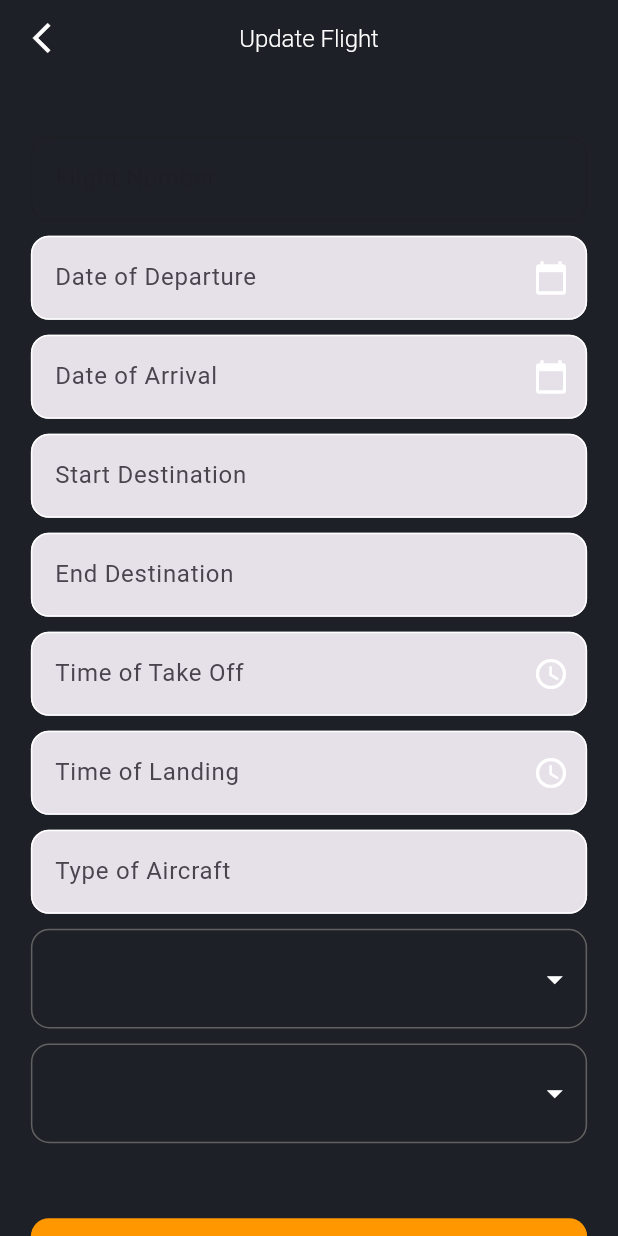
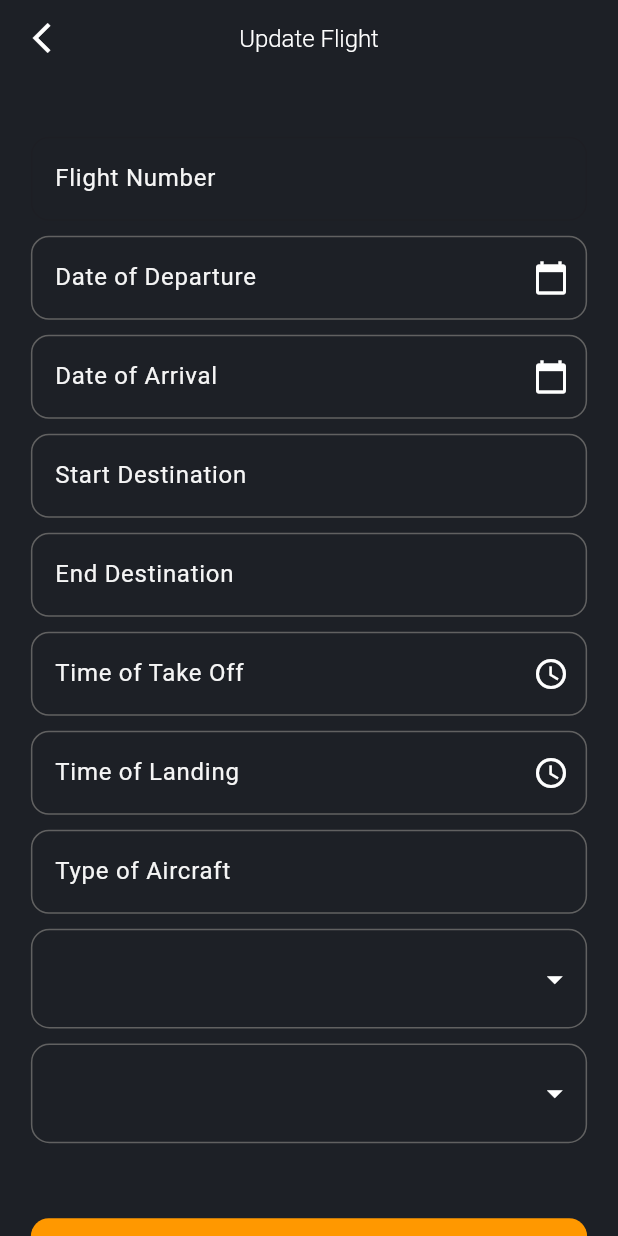
Before and after one commit to janfelber/SkyJournal, a Flutter app: the UpadateFlight screen opened directly with empty values, on a phone screen of 412 x 824 dp. Run offline on Flutter 3.47's test engine with Material 3 defaults, Android fonts, the phone set to English and light mode, and no system bars; our stand-ins replace cloud_firestore, csv, firebase_auth, firebase_core, firebase_messaging, flutter_svg and 11 more; missing offline and left inert: geodesy, maps_curved_line; accounts and stored records are empty; project files that could hold a hidden picture were left out.

Commit message:
update flight page
textfields in update flight page is now fixed

```diff
--- a/sky_journal/lib/module/flight_module/components/utils/sreach_flights.dart
+++ /dev/null
@@ -1,5 +0,0 @@
-void searchFunction(String query) {
-  // Sem pridajte kód na vykonanie vyhľadávania
-  // Môžete použiť hodnotu `query` pre vyhľadávací vstup
-  print("Vyhľadávanie: $query");
-}
--- a/sky_journal/lib/module/flight_module/flights_page.dart
+++ b/sky_journal/lib/module/flight_module/flights_page.dart
@@ -1,10 +1,8 @@
 // ignore_for_file: prefer_const_constructors, prefer_const_literals_to_create_immutables, unnecessary_brace_in_string_interps, prefer_final_fields
 
 import 'package:cloud_firestore/cloud_firestore.dart';
-import 'package:csv/csv.dart';
 import 'package:firebase_auth/firebase_auth.dart';
 import 'package:flutter/material.dart';
-import 'package:flutter/services.dart';
 import 'package:intl/intl.dart';
 import 'package:sky_journal/global_widgets/my_list_tile.dart';
 import 'package:sky_journal/components/push_to_new_page.dart';
--- a/sky_journal/lib/module/flight_module/updateflight_page.dart
+++ b/sky_journal/lib/module/flight_module/updateflight_page.dart
@@ -269,6 +269,14 @@ class _UpadateFlightState extends State<UpadateFlight> {
                   controller: _flightNumberController,
                   obscureText: false,
                   enabled: false,
+                  textStyle: TextStyle(color: Colors.white, fontSize: 16.0),
+                  hintTextStyle: TextStyle(
+                      color: Colors.grey[100],
+                      fontSize: 16.0,
+                      fontWeight: FontWeight.normal),
+                  backgroundColor: Colors.transparent,
+                  enabledBorderColor: Colors.grey[700],
+                  focusedBorderColor: Colors.grey[700],
                 ),
                 SizedBox(
                   height: 10.0,
@@ -279,6 +287,14 @@ class _UpadateFlightState extends State<UpadateFlight> {
                   obscureText: false,
                   enabled: true,
                   readOnly: true,
+                  textStyle: TextStyle(color: Colors.white, fontSize: 16.0),
+                  hintTextStyle: TextStyle(
+                      color: Colors.grey[100],
+                      fontSize: 16.0,
+                      fontWeight: FontWeight.normal),
+                  backgroundColor: Colors.transparent,
+                  enabledBorderColor: Colors.grey[700],
+                  focusedBorderColor: Colors.grey[700],
                   icon: Icon(Icons.calendar_today, color: Colors.white),
                   onPressed: () {
                     showDialog(
@@ -306,6 +322,14 @@ class _UpadateFlightState extends State<UpadateFlight> {
                   enabled: true,
                   readOnly: true,
                   controller: _endDateController,
+                  textStyle: TextStyle(color: Colors.white, fontSize: 16.0),
+                  hintTextStyle: TextStyle(
+                      color: Colors.grey[100],
+                      fontSize: 16.0,
+                      fontWeight: FontWeight.normal),
+                  backgroundColor: Colors.transparent,
+                  enabledBorderColor: Colors.grey[700],
+                  focusedBorderColor: Colors.grey[700],
                   icon: Icon(Icons.calendar_today, color: Colors.white),
                   onPressed: () {
                     showDialog(
@@ -331,7 +355,16 @@ class _UpadateFlightState extends State<UpadateFlight> {
                   hintText: 'Start Destination',
                   obscureText: false,
                   enabled: true,
-                    controller: _startDestinationController),
+                  controller: _startDestinationController,
+                  textStyle: TextStyle(color: Colors.white, fontSize: 16.0),
+                  hintTextStyle: TextStyle(
+                      color: Colors.grey[100],
+                      fontSize: 16.0,
+                      fontWeight: FontWeight.normal),
+                  backgroundColor: Colors.transparent,
+                  enabledBorderColor: Colors.grey[700],
+                  focusedBorderColor: Colors.grey[700],
+                ),
                 SizedBox(
                   height: 10.0,
                 ),
@@ -339,7 +372,16 @@ class _UpadateFlightState extends State<UpadateFlight> {
                   hintText: 'End Destination',
                   obscureText: false,
                   enabled: true,
-                    controller: _endDestinationController),
+                  controller: _endDestinationController,
+                  textStyle: TextStyle(color: Colors.white, fontSize: 16.0),
+                  hintTextStyle: TextStyle(
+                      color: Colors.grey[100],
+                      fontSize: 16.0,
+                      fontWeight: FontWeight.normal),
+                  backgroundColor: Colors.transparent,
+                  enabledBorderColor: Colors.grey[700],
+                  focusedBorderColor: Colors.grey[700],
+                ),
                 SizedBox(
                   height: 10.0,
                 ),
@@ -348,6 +390,14 @@ class _UpadateFlightState extends State<UpadateFlight> {
                   obscureText: false,
                   enabled: true,
                   readOnly: true,
+                  textStyle: TextStyle(color: Colors.white, fontSize: 16.0),
+                  hintTextStyle: TextStyle(
+                      color: Colors.grey[100],
+                      fontSize: 16.0,
+                      fontWeight: FontWeight.normal),
+                  backgroundColor: Colors.transparent,
+                  enabledBorderColor: Colors.grey[700],
+                  focusedBorderColor: Colors.grey[700],
                   controller: _timeOfTakeOffController,
                   icon: Icon(Icons.access_time, color: Colors.white),
                   onPressed: () {
@@ -372,6 +422,14 @@ class _UpadateFlightState extends State<UpadateFlight> {
                   enabled: true,
                   readOnly: true,
                   controller: _timeOfLandingController,
+                  textStyle: TextStyle(color: Colors.white, fontSize: 16.0),
+                  hintTextStyle: TextStyle(
+                      color: Colors.grey[100],
+                      fontSize: 16.0,
+                      fontWeight: FontWeight.normal),
+                  backgroundColor: Colors.transparent,
+                  enabledBorderColor: Colors.grey[700],
+                  focusedBorderColor: Colors.grey[700],
                   icon: Icon(Icons.access_time, color: Colors.white),
                   onPressed: () {
                     showDialog(
@@ -395,6 +453,14 @@ class _UpadateFlightState extends State<UpadateFlight> {
                     hintText: 'Type of Aircraft',
                     obscureText: false,
                     enabled: true,
+                    textStyle: TextStyle(color: Colors.white, fontSize: 16.0),
+                    hintTextStyle: TextStyle(
+                        color: Colors.grey[100],
+                        fontSize: 16.0,
+                        fontWeight: FontWeight.normal),
+                    backgroundColor: Colors.transparent,
+                    enabledBorderColor: Colors.grey[700],
+                    focusedBorderColor: Colors.grey[700],
                     controller: _typeOfAircraftController),
                 SizedBox(
                   height: 10.0,
```
Also changed, not shown: sky_journal/lib/module/wallet_module/components/menu_item_country.dart (+16 -16 lines), sky_journal/lib/module/wallet_module/wallet_page.dart (+0 -13 lines). Lines whose indentation alone changed are shown as unchanged.
